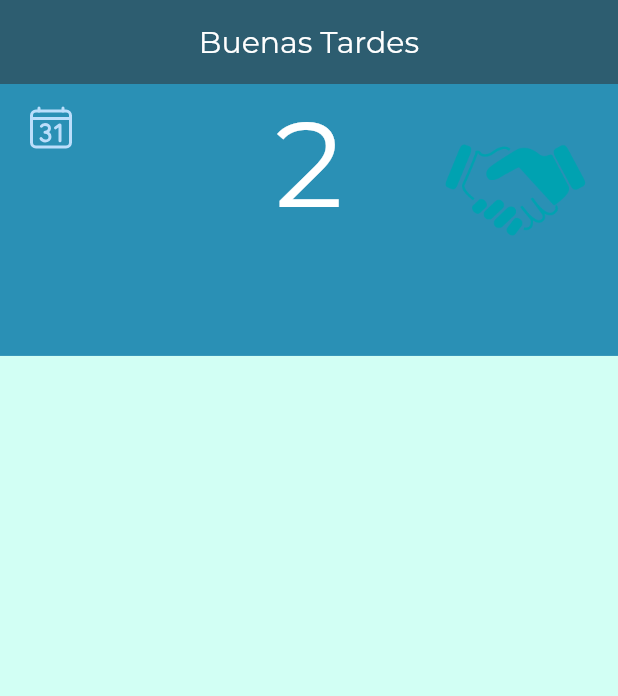
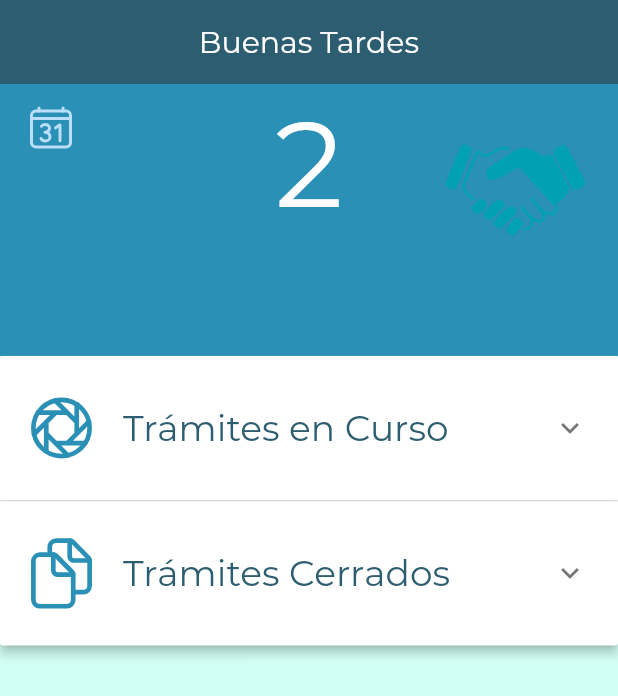
Before and after one commit to FSALVA157/fl_mediadores, a Flutter app: the screen it shows after launch, after a tap on "Log In", on a phone screen of 412 x 824 dp. Shown: the top 696 px of the screen. Run offline on Flutter 3.47's test engine with Material 2 defaults, Android fonts, the phone set to English and light mode, and no system bars; our stand-ins replace ionicons.

Commit message:
pantalla detail

```diff
--- a/lib/main.dart
+++ b/lib/main.dart
@@ -21,7 +21,8 @@ class MyApp extends StatelessWidget {
       routes: {
         LoginScreen.route: (context) => const LoginScreen(),
         HomeScreen.route:(context) => const HomeScreen(),
-        RegisterScreen.route:(context) => const RegisterScreen()
+        RegisterScreen.route:(context) => const RegisterScreen(),
+        DetailScreen.route:(context) => const DetailScreen()
       },
 
     );
--- /dev/null
+++ b/lib/screens/detail_screen.dart
@@ -0,0 +1,18 @@
+
+import 'package:flutter/material.dart';
+
+class DetailScreen extends StatelessWidget {
+
+  const DetailScreen({Key? key}) : super(key: key);
+
+  static const route = "detail";
+
+  @override
+  Widget build(BuildContext context) {
+    return const Scaffold(
+      body: Center(
+         child: Text('DetailScreen'),
+      ),
+    );
+  }
+}
--- a/lib/screens/home_screen.dart
+++ b/lib/screens/home_screen.dart
@@ -1,3 +1,5 @@
+import 'dart:ui';
+
 import 'package:fl_mediadores_app/utiles/constants.dart';
 //import 'package:fl_mediadores_app/widgets/widgets.dart';
 
@@ -47,8 +49,8 @@ class _customBody extends StatelessWidget {
         SliverList(
           delegate: SliverChildListDelegate(
             [
-              _bodyOptions(),
-              SizedBox(height: 1000,)
+              _bodyOptions(size),
+              SizedBox(height: 300,)
             ]
           )
           )
@@ -56,17 +58,96 @@ class _customBody extends StatelessWidget {
     );
   }
 
-  ExpansionPanelList _bodyOptions(){
-          return  ExpansionPanelList.radio(
+  ExpansionPanelList _bodyOptions(Size size){
+          return   ExpansionPanelList.radio(
             animationDuration: Duration(milliseconds: 500),
             expandedHeaderPadding: EdgeInsets.all(10),
             elevation: 3,
             children: [
-              //ExpansionPanelRadio(value: value, headerBuilder: headerBuilder, body: body)
+              ExpansionPanelRadio(
+                canTapOnHeader: true,
+                value: "pendientes",
+                headerBuilder: (context, isExpanded) {
+                  return  Padding(
+                    padding: const  EdgeInsets.symmetric(vertical: 20),
+                    child: ListTile(
+                      leading: const Icon(Ionicons.aperture_outline, size: 50, color: kTerceryColor,),
+                      title: Text('Trámites en Curso', style:Theme.of(context).textTheme.headline5),
+                    ),
+                    );
+                },
+                body: Container(
+                  height: size.height * 0.3,
+                  child: ListView(
+                    physics: BouncingScrollPhysics(),
+                    children: [
+                      _listTileCaso(indice: "1", titulo: "Alimentos y/o Cuidado Personal", subtitulo: "Sra- Lucila Balberdi vs Sr Ciro Gómez"),
+                      _listTileCaso(indice: "2", titulo: "Régimen de Visitas", subtitulo: "Sra Ramona Vilte vs Sr Esteban Zúñiga"),
+                      _listTileCaso(indice: "3", titulo: "Accidente de Tránsito", subtitulo: "Sra Lorena Rodríguez vs Sr Leopoldo Morales"),
+
+                    ],
+                  ),
+                )
+                ),
+                 ExpansionPanelRadio(
+                canTapOnHeader: true,
+                value: "resueltos",
+                headerBuilder: (context, isExpanded) {
+                  return  Padding(
+                    padding: const  EdgeInsets.symmetric(vertical: 20),
+                    child: ListTile(
+                      leading: const Icon(Ionicons.documents_outline, size: 50, color: kTerceryColor,),
+                      title: Text('Trámites Cerrados', style:Theme.of(context).textTheme.headline5),
+                    ),
+                    );
+                },
+                body: Container(
+                  height: size.height * 0.3,
+                  child: ListView(
+                    physics: BouncingScrollPhysics(),
+                    children: [
+                      _listTileCaso(indice: "1", titulo: "Cuidado Personal", subtitulo: "Sra- Lucila Balberdi vs Sr Ciro Gómez"),
+                      _listTileCaso(indice: "2", titulo: "Régimen de Visitas", subtitulo: "Sra Ramona Vilte vs Sr Esteban Zúñiga"),
+                      _listTileCaso(indice: "3", titulo: "Resarcimiento por daños y Perjuicios", subtitulo: "Sra Lorena Rodríguez vs Sr Leopoldo Morales"),
+
+                    ],
+                  ),
+                )
+                )
             ],
           );
     }
 
+}
+
+class _listTileCaso extends StatelessWidget {
+  final String indice;
+  final String titulo;
+  final String subtitulo;
+
+  const _listTileCaso({
+    Key? key, required this.indice, required this.titulo, required this.subtitulo,
+  }) : super(key: key);
+
+  @override
+  Widget build(BuildContext context) {
+    return  ListTile(
+      contentPadding: EdgeInsets.symmetric(vertical: 12, horizontal: 10),
+      leading: CircleAvatar(
+        backgroundColor: Color(0xff764abc),
+        child: Text(indice, style: TextStyle(color: Colors.white, fontWeight: FontWeight.bold)),
+      ),
+      title: Text(titulo,
+       style: TextStyle(color: Colors.black, fontWeight: FontWeight.bold)),
+      subtitle: Text(subtitulo,
+       style: TextStyle(color: Colors.black87, fontSize: 12)),
+       trailing: IconButton(
+        onPressed: (){
+          Navigator.pushNamed(context, "detail");
+        },
+        icon: Icon(Ionicons.ellipsis_vertical_outline)),
+                    );
+  }
 }
 
 class AppBarSecondary extends SliverPersistentHeaderDelegate {
--- a/lib/screens/screens.dart
+++ b/lib/screens/screens.dart
@@ -1,3 +1,4 @@
+export 'package:fl_mediadores_app/screens/detail_screen.dart';
 export 'package:fl_mediadores_app/screens/home_screen.dart';
 export 'package:fl_mediadores_app/screens/login_screen.dart';
 export 'package:fl_mediadores_app/screens/register_screen.dart';
```
